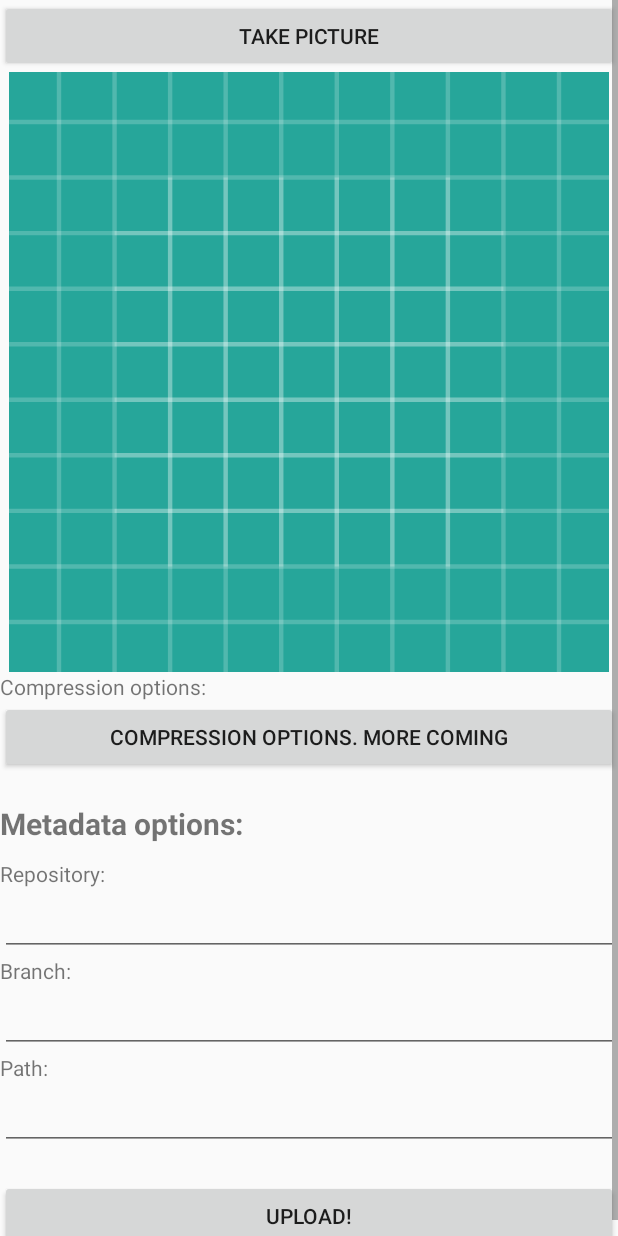
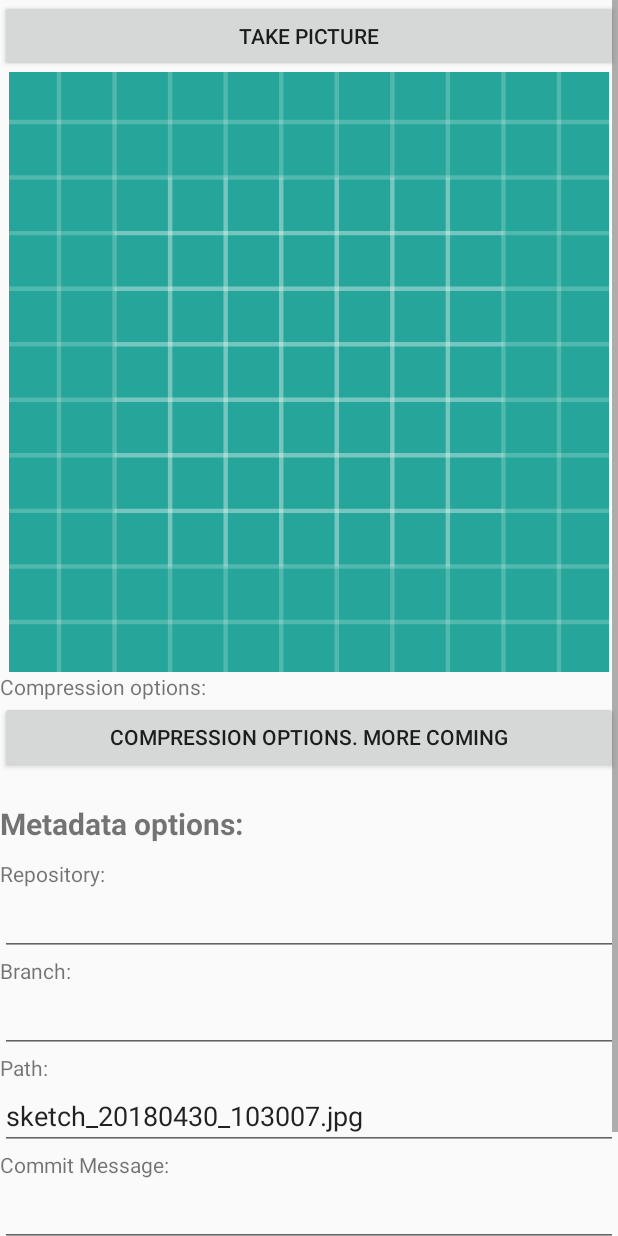
Before and after one commit to tholok97/github_sketch_uploader, an Android app: the screen it shows after launch (TakePictureAndSetMetadataActivity), after a tap on "UPLOAD NEW SKETCH", on a phone screen of 412 x 824 dp. Run offline under Robolectric (Android 15) with nearby library versions, the phone set to English and light mode, and no system bars.

Commit message:
#13 - stuff now loaded from prefs

```diff
--- a/app/src/main/java/com/example/tholok/github_sketch_uploader/PreferencesActivity.java
+++ b/app/src/main/java/com/example/tholok/github_sketch_uploader/PreferencesActivity.java
@@ -19,11 +19,11 @@ public class PreferencesActivity extends AppCompatActivity {
     private EditText etRepository;
     private EditText etBranch;
 
-    private static String PREFS_TOKEN           = "token";
-    private static String PREFS_FOLDER          = "folder";
-    private static String PREFS_COMMIT_MESSAGE  = "commit_message";
-    private static String PREFS_REPOSITORY      = "repository";
-    private static String PREFS_BRANCH          = "branch";
+    public static String PREFS_TOKEN           = "token";
+    public static String PREFS_FOLDER          = "folder";
+    public static String PREFS_COMMIT_MESSAGE  = "commit_message";
+    public static String PREFS_REPOSITORY      = "repository";
+    public static String PREFS_BRANCH          = "branch";
 
     private SharedPreferences prefs;
 
--- a/app/src/main/java/com/example/tholok/github_sketch_uploader/TakePictureAndSetMetadataActivity.java
+++ b/app/src/main/java/com/example/tholok/github_sketch_uploader/TakePictureAndSetMetadataActivity.java
@@ -1,11 +1,13 @@
 package com.example.tholok.github_sketch_uploader;
 
 import android.content.Intent;
+import android.content.SharedPreferences;
 import android.graphics.Bitmap;
 import android.graphics.BitmapFactory;
 import android.media.Image;
 import android.net.Uri;
 import android.os.Environment;
+import android.preference.PreferenceManager;
 import android.provider.ContactsContract;
 import android.provider.MediaStore;
 import android.support.v4.content.FileProvider;
@@ -15,7 +17,9 @@ import android.util.Base64;
 import android.util.Log;
 import android.view.View;
 import android.view.Window;
+import android.widget.EditText;
 import android.widget.ImageView;
+import android.widget.Toast;
 
 import java.io.ByteArrayOutputStream;
 import java.io.File;
@@ -31,6 +35,15 @@ public class TakePictureAndSetMetadataActivity extends AppCompatActivity {
 
     String mCurrentPhotoPath;
 
+    private SharedPreferences prefs;
+
+    private EditText etBranch;
+    private EditText etRepository;
+    private EditText etPath;
+    private EditText etCommitMessage;
+
+    private boolean hasTakenPicture = false;
+
     static final int REQUEST_IMAGE_CAPTURE = 1;
 
     @Override
@@ -43,6 +56,19 @@ public class TakePictureAndSetMetadataActivity extends AppCompatActivity {
 
         // set placeholder pic
         imageView.setImageResource(R.drawable.ic_launcher_background);
+
+        // prepare prefs
+        prefs = PreferenceManager.getDefaultSharedPreferences(this);
+
+
+        // prepare components
+        etBranch = (EditText) findViewById(R.id.et_branch);
+        etRepository = (EditText) findViewById(R.id.et_repository);
+        etPath = (EditText) findViewById(R.id.et_path);
+        etCommitMessage = (EditText) findViewById(R.id.et_commitmessage);
+
+        // load fields from defaults stored in prefs
+        loadFieldsFromPrefs();
     }
 
 
@@ -139,11 +165,18 @@ public class TakePictureAndSetMetadataActivity extends AppCompatActivity {
     @Override
     protected void onActivityResult(int requestCode, int resultCode, Intent data) {
         if (requestCode == REQUEST_IMAGE_CAPTURE && resultCode == RESULT_OK) {
+
+            // set the preview pic
             setPic();
+
+            // store that has taken picture
+            hasTakenPicture = true;
         }
     }
 
     public void onButtonClick(View view) {
+
+        Log.d(LOG_TAG, "clicked");
 
         // react on type of button that was clicked
         switch (view.getId()) {
@@ -168,6 +201,23 @@ public class TakePictureAndSetMetadataActivity extends AppCompatActivity {
 
         Log.d(LOG_TAG, "starting upload flow");
 
+
+        // load token
+        String token = prefs.getString(PreferencesActivity.PREFS_TOKEN, "");
+
+        // EARLY RETURN IF NOT APPROPRIATE TO UPLOAD YET:
+        if (token == "") {
+
+            // no token stored
+            Toast.makeText(this, "No token stored on device. Cannot upload", Toast.LENGTH_SHORT).show();
+            return;
+        } else if (!hasTakenPicture) {
+
+            // hasn't taken picture yet
+            Toast.makeText(this, "Please take a picture first", Toast.LENGTH_SHORT).show();
+            return;
+        }
+
         BitmapFactory.Options bmOptions = new BitmapFactory.Options();
         Bitmap bitmap = BitmapFactory.decodeFile(mCurrentPhotoPath);
 
@@ -181,16 +231,35 @@ public class TakePictureAndSetMetadataActivity extends AppCompatActivity {
 
         // put extra data for github upload
         intent.putExtra(UploadActivity.EXTRA_BITMAP_BASE64,     base64PictureString);
-        intent.putExtra(UploadActivity.EXTRA_USERNAME,          "tholok97");
-        intent.putExtra(UploadActivity.EXTRA_REPOSITORY,        "test");
-        intent.putExtra(UploadActivity.EXTRA_TOKEN,             "REMOVEDFORPUSH");
-        intent.putExtra(UploadActivity.EXTRA_PATH,              "data/test.jpg");
-        intent.putExtra(UploadActivity.EXTRA_BRANCH,            "branchtest");
-        intent.putExtra(UploadActivity.EXTRA_COMMIT_MESSAGE,    "a commit message ");
-        intent.putExtra(UploadActivity.EXTRA_EMAIL,             "thomahl@stud.ntnu.no");
+        intent.putExtra(UploadActivity.EXTRA_USERNAME,          "tholok97");                    // HARDCODED FOR NOW
+        intent.putExtra(UploadActivity.EXTRA_REPOSITORY,        etRepository.getText().toString());
+        intent.putExtra(UploadActivity.EXTRA_TOKEN,             token);
+        intent.putExtra(UploadActivity.EXTRA_PATH,              etPath.getText().toString());
+        intent.putExtra(UploadActivity.EXTRA_BRANCH,            etBranch.getText().toString());
+        intent.putExtra(UploadActivity.EXTRA_COMMIT_MESSAGE,    etCommitMessage.getText().toString());
+        intent.putExtra(UploadActivity.EXTRA_EMAIL,             "thomahl@stud.ntnu.no");        // HARDCODED FOR NOW
+
 
         startActivity(intent);
     }
 
+    void loadFieldsFromPrefs() {
+
+        etBranch.setText(prefs.getString(PreferencesActivity.PREFS_BRANCH, ""));
+        etRepository.setText(prefs.getString(PreferencesActivity.PREFS_REPOSITORY, ""));
+        etCommitMessage.setText(prefs.getString(PreferencesActivity.PREFS_COMMIT_MESSAGE, ""));
+
+        String filenameSuggestion = generateFileNameSuggestion();
+        String path = prefs.getString(PreferencesActivity.PREFS_FOLDER, "");
+
+        etPath.setText(path + filenameSuggestion);
+    }
+
+    String generateFileNameSuggestion() {
+
+        String timeStamp = new SimpleDateFormat("yyyyMMdd_HHmmss").format(new Date());
+
+        return "sketch_" + timeStamp + ".jpg";
+    }
 
 }
--- a/app/src/main/res/layout/activity_take_picture_and_set_metadata.xml
+++ b/app/src/main/res/layout/activity_take_picture_and_set_metadata.xml
@@ -97,6 +97,16 @@
                 android:layout_width="match_parent"
                 android:layout_height="wrap_content" />
 
+            <TextView
+                android:text="Commit Message:"
+                android:layout_width="match_parent"
+                android:layout_height="wrap_content" />
+
+            <EditText
+                android:id="@+id/et_commitmessage"
+                android:layout_width="match_parent"
+                android:layout_height="wrap_content" />
+
             <!-- for spacing -->
             <TextView
                 android:layout_width="match_parent"
```
